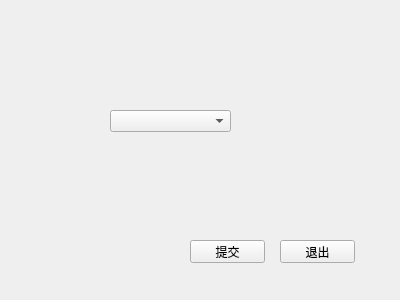
Before: the Qt Designer form evaluatewindow.ui in Dun180/Qt-Bank, drawn with Qt 5.
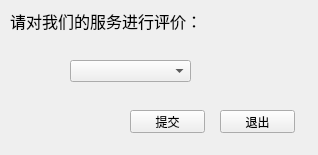
After: the same form once the commit is applied.

Patch:
```diff
--- a/evaluatewindow.ui
+++ b/evaluatewindow.ui
@@ -6,8 +6,8 @@
    <rect>
     <x>0</x>
     <y>0</y>
-    <width>400</width>
-    <height>300</height>
+    <width>318</width>
+    <height>155</height>
    </rect>
   </property>
   <property name="windowTitle">
@@ -16,8 +16,8 @@
   <widget class="QComboBox" name="comboBox">
    <property name="geometry">
     <rect>
-     <x>110</x>
-     <y>110</y>
+     <x>70</x>
+     <y>60</y>
      <width>121</width>
      <height>22</height>
     </rect>
@@ -56,8 +56,8 @@
   <widget class="QPushButton" name="pushButton">
    <property name="geometry">
     <rect>
-     <x>190</x>
-     <y>240</y>
+     <x>130</x>
+     <y>110</y>
      <width>75</width>
      <height>23</height>
     </rect>
@@ -69,8 +69,8 @@
   <widget class="QPushButton" name="pushButton_2">
    <property name="geometry">
     <rect>
-     <x>280</x>
-     <y>240</y>
+     <x>220</x>
+     <y>110</y>
      <width>75</width>
      <height>23</height>
     </rect>
@@ -79,6 +79,25 @@
     <string>退出</string>
    </property>
   </widget>
+  <widget class="QLabel" name="label">
+   <property name="geometry">
+    <rect>
+     <x>10</x>
+     <y>0</y>
+     <width>191</width>
+     <height>41</height>
+    </rect>
+   </property>
+   <property name="font">
+    <font>
+     <family>黑体</family>
+     <pointsize>12</pointsize>
+    </font>
+   </property>
+   <property name="text">
+    <string>请对我们的服务进行评价：</string>
+   </property>
+  </widget>
  </widget>
  <resources/>
  <connections>
```
Left out of the diff: 8 changed lines with no effect on the pictures.
